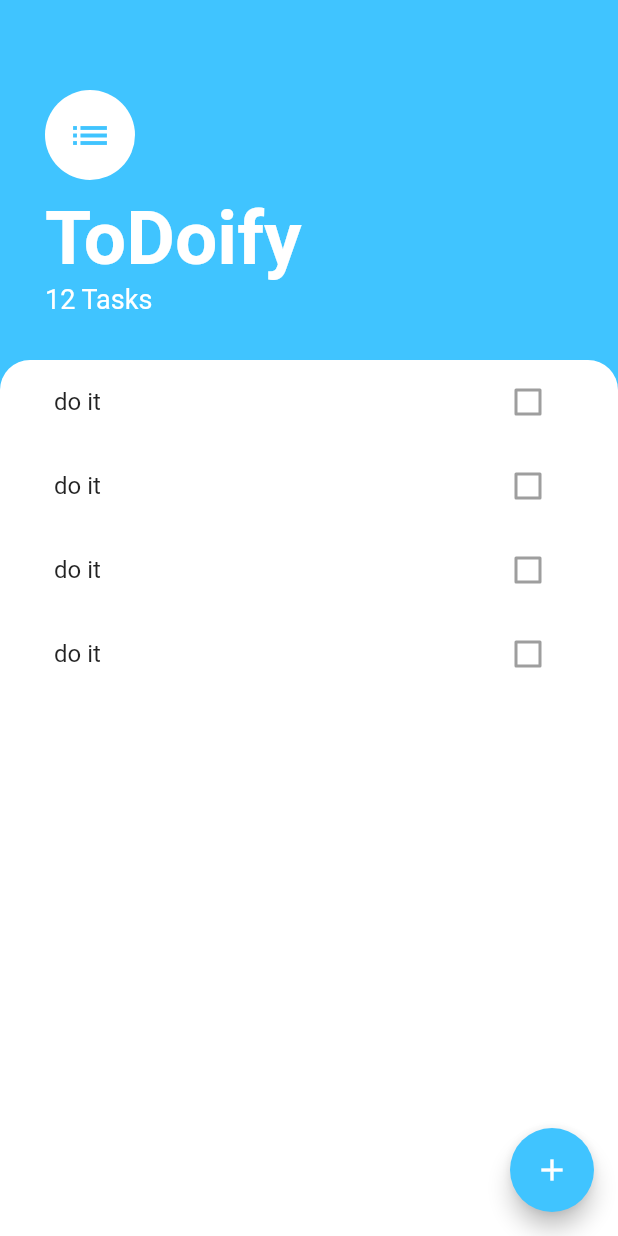
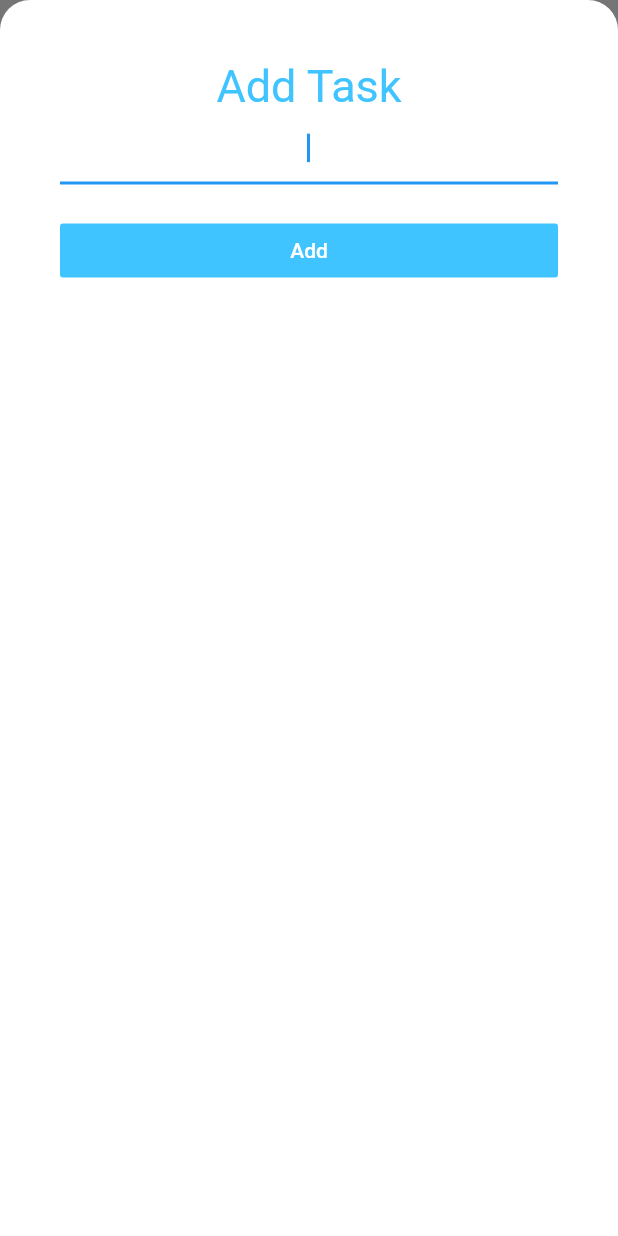
Before and after one commit to Apurv-T/todoify, a Flutter app: the screen it shows after launch, after a tap on the "add" icon, on a phone screen of 412 x 824 dp. Run offline on Flutter 3.47's test engine with Material 2 defaults, Android fonts, the phone set to English and light mode, and no system bars.

Commit message:
changes to task.dart file - AT

```diff
--- /dev/null
+++ b/lib/models/task.dart
@@ -0,0 +1,8 @@
+class Task {
+  String title;
+  bool isDone;
+  Task({this.title, this.isDone});
+  void toggleDone() {
+    isDone = !isDone;
+  }
+}
--- /dev/null
+++ b/lib/screens/add_Task_Screen.dart
@@ -0,0 +1,48 @@
+import 'package:flutter/material.dart';
+
+class addTaskScreen extends StatelessWidget {
+  @override
+  Widget build(BuildContext context) {
+    return Container(
+      color: Color(0xff757575),
+      child: Container(
+        padding: EdgeInsets.all(40.0),
+        decoration: BoxDecoration(
+          color: Colors.white,
+          borderRadius: BorderRadius.only(
+            topRight: Radius.circular(20.0),
+            topLeft: Radius.circular(20.0),
+          ),
+        ),
+        child: Column(
+          crossAxisAlignment: CrossAxisAlignment.stretch,
+          children: <Widget>[
+            Text(
+              'Add Task',
+              textAlign: TextAlign.center,
+              style: TextStyle(
+                color: Colors.lightBlueAccent,
+                fontSize: 30.0,
+              ),
+            ),
+            TextField(
+              autofocus: true,
+              textAlign: TextAlign.center,
+            ),
+            SizedBox(
+              height: 20.0,
+            ),
+            FlatButton(
+              child: Text(
+                'Add',
+                style: TextStyle(color: Colors.white),
+              ),
+              color: Colors.lightBlueAccent,
+              onPressed: () {},
+            ),
+          ],
+        ),
+      ),
+    );
+  }
+}
--- a/lib/screens/task_screen.dart
+++ b/lib/screens/task_screen.dart
@@ -1,13 +1,24 @@
 import 'package:flutter/material.dart';
 import 'package:todoifyflutter/widgets/tasks_list.dart';
+import 'package:todoifyflutter/screens/add_Task_Screen.dart';
 
 class TasksScreen extends StatelessWidget {
+  Widget buildBottomSheet(BuildContext context) {
+    return addTaskScreen();
+  }
+
   @override
   Widget build(BuildContext context) {
     return Scaffold(
       backgroundColor: Colors.lightBlueAccent,
       floatingActionButton: FloatingActionButton(
-        onPressed: () {},
+        onPressed: () {
+          showModalBottomSheet(
+            context: context,
+            builder: buildBottomSheet,
+            isScrollControlled: true,
+          );
+        },
         backgroundColor: Colors.lightBlueAccent,
         child: Icon(Icons.add),
       ),
--- a/lib/widgets/task_tile.dart
+++ b/lib/widgets/task_tile.dart
@@ -1,11 +1,36 @@
 import 'package:flutter/material.dart';
 
 class TaskTile extends StatelessWidget {
+  final bool isChecked = false;
+  void checkboxCallback(bool newValue) {}
+//  setState(() {
+//  isChecked = newValue;
+//  });
   @override
   Widget build(BuildContext context) {
     return ListTile(
-      title: Text('do it'),
-      trailing: Checkbox(value: false),
+      title: Text(
+        'do it',
+        style: TextStyle(
+            decoration: isChecked ? TextDecoration.lineThrough : null),
+      ),
+      trailing: TaskCheckbox(
+          checkboxState: isChecked, toggleCheckBox: checkboxCallback),
+      onTap: () {},
     );
   }
 }
+
+class TaskCheckbox extends StatelessWidget {
+  final bool checkboxState;
+  final Function toggleCheckBox;
+  TaskCheckbox({this.checkboxState, this.toggleCheckBox});
+  @override
+  Widget build(BuildContext context) {
+    return Checkbox(
+      value: checkboxState,
+      activeColor: Colors.lightBlueAccent,
+      onChanged: toggleCheckBox,
+    );
+  }
+}
--- a/lib/widgets/tasks_list.dart
+++ b/lib/widgets/tasks_list.dart
@@ -1,7 +1,18 @@
 import 'package:flutter/material.dart';
 import 'package:todoifyflutter/widgets/task_tile.dart';
+import 'package:todoifyflutter/models/task.dart';
 
-class TasksList extends StatelessWidget {
+class TasksList extends StatefulWidget {
+  @override
+  _TasksListState createState() => _TasksListState();
+}
+
+class _TasksListState extends State<TasksList> {
+  List<Task> tasks = [
+    Task(title: "milk"),
+    Task(title: "sugar"),
+    Task(title: "salt"),
+  ];
   @override
   Widget build(BuildContext context) {
     return ListView(
```
